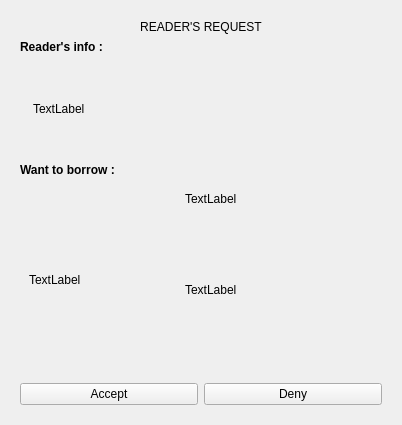
Above: bookmanagement.ui from huylenguyen806/ASS2 before the change. Below: the same form after it.
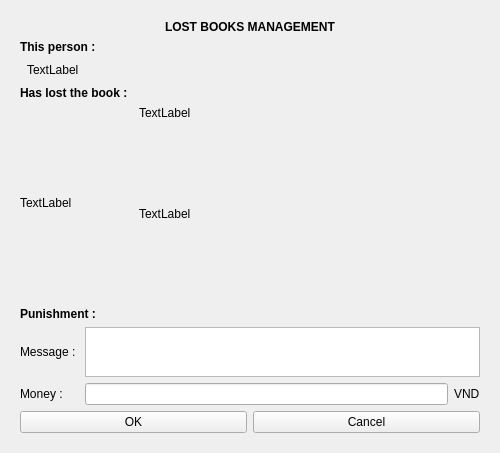
That is the form after the change.

Diff of the .ui file:
```diff
--- a/bookmanagement.ui
+++ b/bookmanagement.ui
@@ -6,10 +6,16 @@
    <rect>
     <x>0</x>
     <y>0</y>
-    <width>402</width>
-    <height>425</height>
+    <width>500</width>
+    <height>453</height>
    </rect>
   </property>
+  <property name="maximumSize">
+   <size>
+    <width>500</width>
+    <height>16777215</height>
+   </size>
+  </property>
   <property name="windowTitle">
    <string>Form</string>
   </property>
@@ -17,7 +23,7 @@
    <item>
     <widget class="QStackedWidget" name="stackedWidget">
      <property name="currentIndex">
-      <number>2</number>
+      <number>4</number>
      </property>
      <widget class="QWidget" name="edit_book">
       <layout class="QVBoxLayout" name="verticalLayout_3">
@@ -247,19 +253,19 @@
             <string notr="true">font: 24pt &quot;Myriad Pro&quot;;</string>
            </property>
            <property name="text">
-            <string>&lt;html&gt;&lt;head/&gt;&lt;body&gt;&lt;p align=&quot;center&quot;&gt;READER'S REQUEST&lt;/p&gt;&lt;/body&gt;&lt;/html&gt;</string>
+            <string>&lt;html&gt;&lt;head/&gt;&lt;body&gt;&lt;p align=&quot;center&quot;&gt;&lt;span style=&quot; font-weight:600;&quot;&gt;READER'S REQUEST&lt;/span&gt;&lt;/p&gt;&lt;/body&gt;&lt;/html&gt;</string>
            </property>
           </widget>
          </item>
          <item>
-          <layout class="QVBoxLayout" name="verticalLayout_7" stretch="0,1,0,2">
+          <layout class="QVBoxLayout" name="verticalLayout_7" stretch="0,1,0,2,0">
            <item>
             <widget class="QLabel" name="label_14">
              <property name="styleSheet">
               <string notr="true">font: 14pt &quot;Myriad Pro&quot;;</string>
              </property>
              <property name="text">
-              <string>&lt;html&gt;&lt;head/&gt;&lt;body&gt;&lt;p&gt;&lt;span style=&quot; font-weight:600;&quot;&gt;Reader's info : &lt;/span&gt;&lt;/p&gt;&lt;/body&gt;&lt;/html&gt;</string>
+              <string>&lt;html&gt;&lt;head/&gt;&lt;body&gt;&lt;p&gt;&lt;span style=&quot; font-weight:600;&quot;&gt;This reader :&lt;/span&gt;&lt;/p&gt;&lt;/body&gt;&lt;/html&gt;</string>
              </property>
             </widget>
            </item>
@@ -290,7 +296,7 @@
               <string notr="true">font: 14pt &quot;Myriad Pro&quot;;</string>
              </property>
              <property name="text">
-              <string>&lt;html&gt;&lt;head/&gt;&lt;body&gt;&lt;p&gt;&lt;span style=&quot; font-weight:600;&quot;&gt;Want to borrow :&lt;/span&gt;&lt;/p&gt;&lt;/body&gt;&lt;/html&gt;</string>
+              <string>&lt;html&gt;&lt;head/&gt;&lt;body&gt;&lt;p&gt;&lt;span style=&quot; font-weight:600;&quot;&gt;Wants to borrow :&lt;/span&gt;&lt;/p&gt;&lt;/body&gt;&lt;/html&gt;</string>
              </property>
             </widget>
            </item>
@@ -307,8 +313,8 @@
                <widget class="QLabel" name="book_image">
                 <property name="maximumSize">
                  <size>
-                  <width>150</width>
-                  <height>200</height>
+                  <width>100</width>
+                  <height>150</height>
                  </size>
                 </property>
                 <property name="text">
@@ -319,6 +325,22 @@
                 </property>
                </widget>
               </item>
+              <item>
+               <spacer name="horizontalSpacer_2">
+                <property name="orientation">
+                 <enum>Qt::Horizontal</enum>
+                </property>
+                <property name="sizeType">
+                 <enum>QSizePolicy::Fixed</enum>
+                </property>
+                <property name="sizeHint" stdset="0">
+                 <size>
+                  <width>7</width>
+                  <height>0</height>
+                 </size>
+                </property>
+               </spacer>
+              </item>
               <item>
                <layout class="QVBoxLayout" name="verticalLayout_6" stretch="0,1">
                 <item>
@@ -346,6 +368,48 @@
              </layout>
             </widget>
            </item>
+           <item>
+            <layout class="QHBoxLayout" name="horizontalLayout_9" stretch="0,1">
+             <item>
+              <widget class="QLabel" name="some_label">
+               <property name="styleSheet">
+                <string notr="true">font: 14pt &quot;Myriad Pro&quot;;</string>
+               </property>
+               <property name="text">
+                <string>&lt;html&gt;&lt;head/&gt;&lt;body&gt;&lt;p&gt;&lt;span style=&quot; font-weight:600;&quot;&gt;In :&lt;/span&gt;&lt;/p&gt;&lt;/body&gt;&lt;/html&gt;</string>
+               </property>
+              </widget>
+             </item>
+             <item>
+              <widget class="QLabel" name="duration_label">
+               <property name="text">
+                <string>TextLabel</string>
+               </property>
+              </widget>
+             </item>
+            </layout>
+           </item>
+          </layout>
+         </item>
+         <item>
+          <layout class="QHBoxLayout" name="horizontalLayout_10" stretch="0,1">
+           <item>
+            <widget class="QLabel" name="label_19">
+             <property name="styleSheet">
+              <string notr="true">font: 14pt &quot;Myriad Pro&quot;;</string>
+             </property>
+             <property name="text">
+              <string>&lt;html&gt;&lt;head/&gt;&lt;body&gt;&lt;p&gt;&lt;span style=&quot; font-weight:600;&quot;&gt;Current amount : &lt;/span&gt;&lt;/p&gt;&lt;/body&gt;&lt;/html&gt;</string>
+             </property>
+            </widget>
+           </item>
+           <item>
+            <widget class="QLabel" name="current_amount">
+             <property name="text">
+              <string>TextLabel</string>
+             </property>
+            </widget>
+           </item>
           </layout>
          </item>
         </layout>
@@ -370,7 +434,347 @@
        </item>
       </layout>
      </widget>
-     <widget class="QWidget" name="order_book"/>
+     <widget class="QWidget" name="deny_reason">
+      <layout class="QVBoxLayout" name="verticalLayout_11">
+       <item>
+        <widget class="QLabel" name="label_17">
+         <property name="styleSheet">
+          <string notr="true">font: 20pt &quot;Myriad Hebrew&quot;;</string>
+         </property>
+         <property name="text">
+          <string>&lt;html&gt;&lt;head/&gt;&lt;body&gt;&lt;p align=&quot;center&quot;&gt;&lt;span style=&quot; font-weight:600;&quot;&gt;Why do you refuse the request?&lt;/span&gt;&lt;/p&gt;&lt;/body&gt;&lt;/html&gt;</string>
+         </property>
+        </widget>
+       </item>
+       <item>
+        <layout class="QHBoxLayout" name="horizontalLayout_6">
+         <item>
+          <widget class="QLabel" name="label_18">
+           <property name="styleSheet">
+            <string notr="true">font: 18pt &quot;Myriad Pro&quot;;</string>
+           </property>
+           <property name="text">
+            <string>&lt;html&gt;&lt;head/&gt;&lt;body&gt;&lt;p align=&quot;center&quot;&gt;&lt;span style=&quot; font-style:italic;&quot;&gt;Choose a reason: &lt;/span&gt;&lt;/p&gt;&lt;/body&gt;&lt;/html&gt;</string>
+           </property>
+          </widget>
+         </item>
+         <item>
+          <spacer name="horizontalSpacer">
+           <property name="orientation">
+            <enum>Qt::Horizontal</enum>
+           </property>
+           <property name="sizeHint" stdset="0">
+            <size>
+             <width>40</width>
+             <height>20</height>
+            </size>
+           </property>
+          </spacer>
+         </item>
+        </layout>
+       </item>
+       <item>
+        <layout class="QGridLayout" name="gridLayout_3" rowstretch="0,0,0" rowminimumheight="35,35,0">
+         <property name="verticalSpacing">
+          <number>20</number>
+         </property>
+         <item row="1" column="0">
+          <widget class="QRadioButton" name="monthly_cost_unpaid">
+           <property name="styleSheet">
+            <string notr="true">font: 14pt &quot;Myriad Pro&quot;;</string>
+           </property>
+           <property name="text">
+            <string>This person hasn't paid the monthly cost.</string>
+           </property>
+          </widget>
+         </item>
+         <item row="0" column="0">
+          <widget class="QRadioButton" name="run_out_of_book">
+           <property name="styleSheet">
+            <string notr="true">font: 14pt &quot;Myriad Pro&quot;;</string>
+           </property>
+           <property name="text">
+            <string>This book has been out of stock for being borrowed.</string>
+           </property>
+          </widget>
+         </item>
+         <item row="2" column="0">
+          <layout class="QHBoxLayout" name="horizontalLayout_7">
+           <item>
+            <layout class="QVBoxLayout" name="verticalLayout_10">
+             <item>
+              <widget class="QRadioButton" name="different">
+               <property name="styleSheet">
+                <string notr="true">font: 14pt &quot;Myriad Pro&quot;;</string>
+               </property>
+               <property name="text">
+                <string>Different: </string>
+               </property>
+              </widget>
+             </item>
+             <item>
+              <spacer name="verticalSpacer">
+               <property name="orientation">
+                <enum>Qt::Vertical</enum>
+               </property>
+               <property name="sizeHint" stdset="0">
+                <size>
+                 <width>20</width>
+                 <height>40</height>
+                </size>
+               </property>
+              </spacer>
+             </item>
+            </layout>
+           </item>
+           <item>
+            <widget class="QTextEdit" name="different_reason">
+             <property name="maximumSize">
+              <size>
+               <width>4937264</width>
+               <height>4874003</height>
+              </size>
+             </property>
+             <property name="styleSheet">
+              <string notr="true">font: 12pt &quot;Myriad Pro&quot;;</string>
+             </property>
+            </widget>
+           </item>
+          </layout>
+         </item>
+        </layout>
+       </item>
+       <item>
+        <layout class="QHBoxLayout" name="horizontalLayout_8">
+         <item>
+          <widget class="QPushButton" name="ok_refusal">
+           <property name="text">
+            <string>OK</string>
+           </property>
+          </widget>
+         </item>
+         <item>
+          <widget class="QPushButton" name="cancel_refusal">
+           <property name="text">
+            <string>Cancel</string>
+           </property>
+          </widget>
+         </item>
+        </layout>
+       </item>
+      </layout>
+     </widget>
+     <widget class="QWidget" name="manage_lost_books">
+      <layout class="QVBoxLayout" name="verticalLayout_14">
+       <item>
+        <widget class="QLabel" name="label_20">
+         <property name="styleSheet">
+          <string notr="true">font: 20pt &quot;Myriad Hebrew&quot;;</string>
+         </property>
+         <property name="text">
+          <string>&lt;html&gt;&lt;head/&gt;&lt;body&gt;&lt;p align=&quot;center&quot;&gt;&lt;span style=&quot; font-weight:600;&quot;&gt;LOST BOOKS MANAGEMENT&lt;/span&gt;&lt;/p&gt;&lt;/body&gt;&lt;/html&gt;</string>
+         </property>
+        </widget>
+       </item>
+       <item>
+        <layout class="QVBoxLayout" name="verticalLayout_13" stretch="0,0,0,1,0,0,0">
+         <item>
+          <widget class="QLabel" name="label_21">
+           <property name="styleSheet">
+            <string notr="true">font: 14pt &quot;Myriad Pro&quot;;</string>
+           </property>
+           <property name="text">
+            <string>&lt;html&gt;&lt;head/&gt;&lt;body&gt;&lt;p&gt;&lt;span style=&quot; font-weight:600;&quot;&gt;This person :&lt;/span&gt;&lt;/p&gt;&lt;/body&gt;&lt;/html&gt;</string>
+           </property>
+          </widget>
+         </item>
+         <item>
+          <layout class="QHBoxLayout" name="horizontalLayout_11">
+           <item>
+            <spacer name="horizontalSpacer_3">
+             <property name="orientation">
+              <enum>Qt::Horizontal</enum>
+             </property>
+             <property name="sizeType">
+              <enum>QSizePolicy::Fixed</enum>
+             </property>
+             <property name="sizeHint" stdset="0">
+              <size>
+               <width>7</width>
+               <height>20</height>
+              </size>
+             </property>
+            </spacer>
+           </item>
+           <item>
+            <widget class="QLabel" name="lost_book_user_info">
+             <property name="text">
+              <string>TextLabel</string>
+             </property>
+            </widget>
+           </item>
+          </layout>
+         </item>
+         <item>
+          <widget class="QLabel" name="label_22">
+           <property name="styleSheet">
+            <string notr="true">font: 14pt &quot;Myriad Pro&quot;;</string>
+           </property>
+           <property name="text">
+            <string>&lt;html&gt;&lt;head/&gt;&lt;body&gt;&lt;p&gt;&lt;span style=&quot; font-weight:600;&quot;&gt;Has lost the book : &lt;/span&gt;&lt;/p&gt;&lt;/body&gt;&lt;/html&gt;</string>
+           </property>
+          </widget>
+         </item>
+         <item>
+          <layout class="QHBoxLayout" name="horizontalLayout_12">
+           <item>
+            <widget class="QLabel" name="book_image_lost">
+             <property name="maximumSize">
+              <size>
+               <width>100</width>
+               <height>150</height>
+              </size>
+             </property>
+             <property name="text">
+              <string>TextLabel</string>
+             </property>
+             <property name="scaledContents">
+              <bool>true</bool>
+             </property>
+            </widget>
+           </item>
+           <item>
+            <spacer name="horizontalSpacer_4">
+             <property name="orientation">
+              <enum>Qt::Horizontal</enum>
+             </property>
+             <property name="sizeType">
+              <enum>QSizePolicy::Fixed</enum>
+             </property>
+             <property name="sizeHint" stdset="0">
+              <size>
+               <width>13</width>
+               <height>20</height>
+              </size>
+             </property>
+            </spacer>
+           </item>
+           <item>
+            <layout class="QVBoxLayout" name="verticalLayout_12" stretch="0,1">
+             <item>
+              <widget class="QLabel" name="book_name_lost">
+               <property name="text">
+                <string>TextLabel</string>
+               </property>
+               <property name="wordWrap">
+                <bool>true</bool>
+               </property>
+              </widget>
+             </item>
+             <item>
+              <widget class="QLabel" name="book_info_lost">
+               <property name="styleSheet">
+                <string notr="true">font: 12pt &quot;Myriad Pro&quot;;</string>
+               </property>
+               <property name="text">
+                <string>TextLabel</string>
+               </property>
+              </widget>
+             </item>
+            </layout>
+           </item>
+          </layout>
+         </item>
+         <item>
+          <widget class="QLabel" name="label_23">
+           <property name="styleSheet">
+            <string notr="true">font: 14pt &quot;Myriad Pro&quot;;</string>
+           </property>
+           <property name="text">
+            <string>&lt;html&gt;&lt;head/&gt;&lt;body&gt;&lt;p&gt;&lt;span style=&quot; font-weight:600;&quot;&gt;Punishment : &lt;/span&gt;&lt;/p&gt;&lt;/body&gt;&lt;/html&gt;</string>
+           </property>
+          </widget>
+         </item>
+         <item>
+          <layout class="QGridLayout" name="gridLayout_4" rowstretch="1,0" rowminimumheight="1,0">
+           <item row="0" column="0">
+            <widget class="QLabel" name="label_24">
+             <property name="styleSheet">
+              <string notr="true">font: 12pt &quot;Myriad Pro&quot;;</string>
+             </property>
+             <property name="text">
+              <string>Message : </string>
+             </property>
+            </widget>
+           </item>
+           <item row="0" column="1">
+            <widget class="QPlainTextEdit" name="message_punishment">
+             <property name="maximumSize">
+              <size>
+               <width>16777215</width>
+               <height>50</height>
+              </size>
+             </property>
+             <property name="styleSheet">
+              <string notr="true">font: 14pt &quot;Myriad Pro&quot;;</string>
+             </property>
+            </widget>
+           </item>
+           <item row="1" column="0">
+            <widget class="QLabel" name="label_25">
+             <property name="styleSheet">
+              <string notr="true">font: 12pt &quot;Myriad Pro&quot;;</string>
+             </property>
+             <property name="text">
+              <string>Money : </string>
+             </property>
+            </widget>
+           </item>
+           <item row="1" column="1">
+            <layout class="QHBoxLayout" name="horizontalLayout_13">
+             <item>
+              <widget class="QLineEdit" name="money_punishment">
+               <property name="styleSheet">
+                <string notr="true">font: 14pt &quot;Myriad Pro&quot;;</string>
+               </property>
+              </widget>
+             </item>
+             <item>
+              <widget class="QLabel" name="label_26">
+               <property name="styleSheet">
+                <string notr="true">font: 12pt &quot;Myriad Pro&quot;;</string>
+               </property>
+               <property name="text">
+                <string>VND</string>
+               </property>
+              </widget>
+             </item>
+            </layout>
+           </item>
+          </layout>
+         </item>
+         <item>
+          <layout class="QHBoxLayout" name="horizontalLayout_14">
+           <item>
+            <widget class="QPushButton" name="OK_lost_book">
+             <property name="text">
+              <string>OK</string>
+             </property>
+            </widget>
+           </item>
+           <item>
+            <widget class="QPushButton" name="Cancel_lost_book">
+             <property name="text">
+              <string>Cancel</string>
+             </property>
+            </widget>
+           </item>
+          </layout>
+         </item>
+        </layout>
+       </item>
+      </layout>
+     </widget>
     </widget>
    </item>
   </layout>
```
